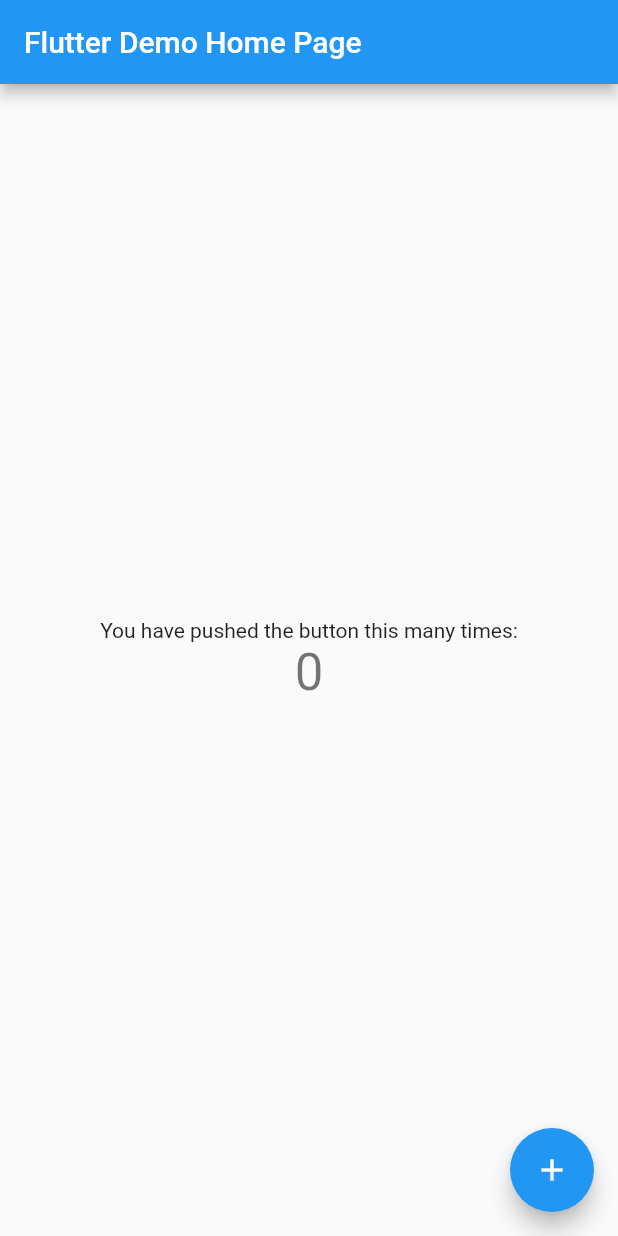
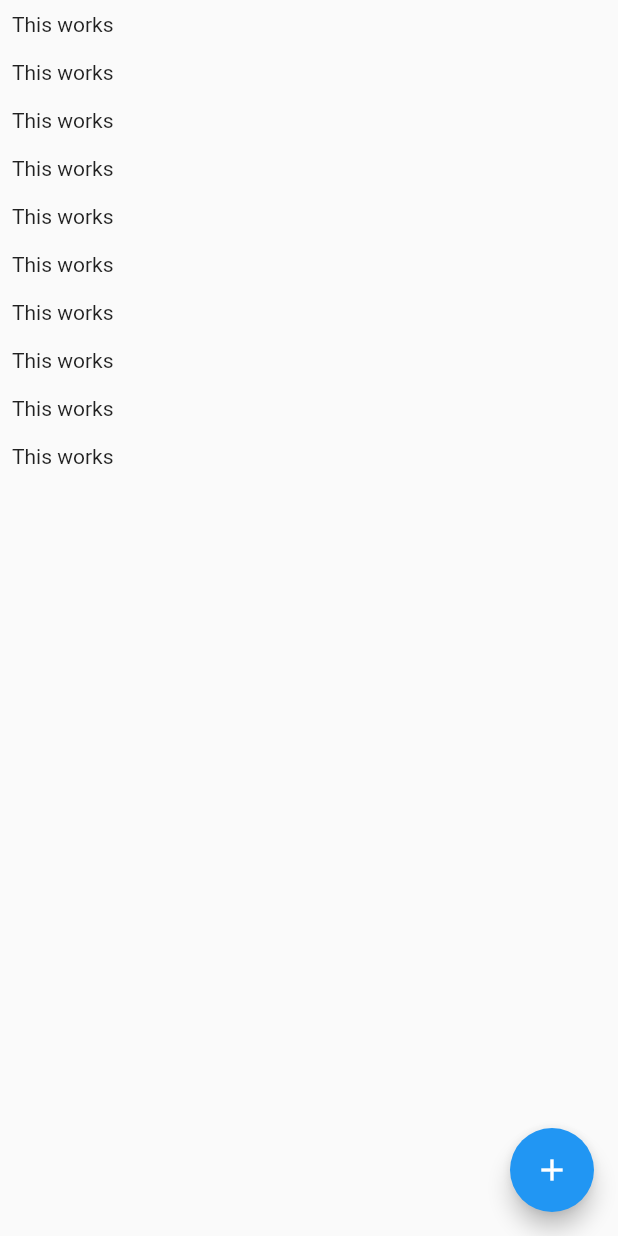
Before and after one commit to ameyd96/Flutter-Apps, a Flutter app: the screen it shows after launch, on a phone screen of 412 x 824 dp. Run offline on Flutter 3.47's test engine with Material 2 defaults, Android fonts, the phone set to English and light mode, and no system bars; our stand-ins replace cloud_firestore; accounts and stored records are empty.

Commit message:
Not completed

```diff
--- a/chat_app/lib/main.dart
+++ b/chat_app/lib/main.dart
@@ -1,4 +1,6 @@
 import 'package:flutter/material.dart';
+
+import './screens/chat_screen.dart';
 
 void main() {
   runApp(MyApp());
@@ -9,105 +11,12 @@
   @override
   Widget build(BuildContext context) {
     return MaterialApp(
-      title: 'Flutter Demo',
+      title: 'Flutter Chat',
       theme: ThemeData(
-        // This is the theme of your application.
-        //
-        // Try running your application with "flutter run". You'll see the
-        // application has a blue toolbar. Then, without quitting the app, try
-        // changing the primarySwatch below to Colors.green and then invoke
-        // "hot reload" (press "r" in the console where you ran "flutter run",
-        // or simply save your changes to "hot reload" in a Flutter IDE).
-        // Notice that the counter didn't reset back to zero; the application
-        // is not restarted.
+
         primarySwatch: Colors.blue,
       ),
-      home: MyHomePage(title: 'Flutter Demo Home Page'),
+      home: ChatScreen(),
     );
   }
 }
-
-class MyHomePage extends StatefulWidget {
-  MyHomePage({Key? key, required this.title}) : super(key: key);
-
-  // This widget is the home page of your application. It is stateful, meaning
-  // that it has a State object (defined below) that contains fields that affect
-  // how it looks.
-
-  // This class is the configuration for the state. It holds the values (in this
-  // case the title) provided by the parent (in this case the App widget) and
-  // used by the build method of the State. Fields in a Widget subclass are
-  // always marked "final".
-
-  final String title;
-
-  @override
-  _MyHomePageState createState() => _MyHomePageState();
-}
-
-class _MyHomePageState extends State<MyHomePage> {
-  int _counter = 0;
-
-  void _incrementCounter() {
-    setState(() {
-      // This call to setState tells the Flutter framework that something has
-      // changed in this State, which causes it to rerun the build method below
-      // so that the display can reflect the updated values. If we changed
-      // _counter without calling setState(), then the build method would not be
-      // called again, and so nothing would appear to happen.
-      _counter++;
-    });
-  }
-
-  @override
-  Widget build(BuildContext context) {
-    // This method is rerun every time setState is called, for instance as done
-    // by the _incrementCounter method above.
-    //
-    // The Flutter framework has been optimized to make rerunning build methods
-    // fast, so that you can just rebuild anything that needs updating rather
-    // than having to individually change instances of widgets.
-    return Scaffold(
-      appBar: AppBar(
-        // Here we take the value from the MyHomePage object that was created by
-        // the App.build method, and use it to set our appbar title.
-        title: Text(widget.title),
-      ),
-      body: Center(
-        // Center is a layout widget. It takes a single child and positions it
-        // in the middle of the parent.
-        child: Column(
-          // Column is also a layout widget. It takes a list of children and
-          // arranges them vertically. By default, it sizes itself to fit its
-          // children horizontally, and tries to be as tall as its parent.
-          //
-          // Invoke "debug painting" (press "p" in the console, choose the
-          // "Toggle Debug Paint" action from the Flutter Inspector in Android
-          // Studio, or the "Toggle Debug Paint" command in Visual Studio Code)
-          // to see the wireframe for each widget.
-          //
-          // Column has various properties to control how it sizes itself and
-          // how it positions its children. Here we use mainAxisAlignment to
-          // center the children vertically; the main axis here is the vertical
-          // axis because Columns are vertical (the cross axis would be
-          // horizontal).
-          mainAxisAlignment: MainAxisAlignment.center,
-          children: <Widget>[
-            Text(
-              'You have pushed the button this many times:',
-            ),
-            Text(
-              '$_counter',
-              style: Theme.of(context).textTheme.headline4,
-            ),
-          ],
-        ),
-      ),
-      floatingActionButton: FloatingActionButton(
-        onPressed: _incrementCounter,
-        tooltip: 'Increment',
-        child: Icon(Icons.add),
-      ), // This trailing comma makes auto-formatting nicer for build methods.
-    );
-  }
-}
--- /dev/null
+++ b/chat_app/lib/screens/chat_screen.dart
@@ -0,0 +1,29 @@
+import 'package:flutter/material.dart';
+
+import 'package:cloud_firestore/cloud_firestore.dart';
+
+
+class ChatScreen extends StatelessWidget {
+  @override
+  Widget build(BuildContext context) {
+    return Scaffold(
+      body: ListView.builder(
+        itemCount: 10,
+        itemBuilder: (ctx, index) => Container(
+          padding: EdgeInsets.all(8),
+          child: Text('This works'),
+        ),
+      ),
+      floatingActionButton: FloatingActionButton(
+        child: Icon(Icons.add),
+        onPressed: () {
+          Firestore.instance
+              .collection('chats/2qsBpIuPxN3reU0ZKOpN/messages')
+              .snapshots().listen((data) {
+                print(data);
+               });
+        },
+      ),
+    );
+  }
+}
--- a/chat_app/pubspec.yaml
+++ b/chat_app/pubspec.yaml
@@ -28,6 +28,7 @@
   # The following adds the Cupertino Icons font to your application.
   # Use with the CupertinoIcons class for iOS style icons.
   cupertino_icons: ^1.0.2
+  cloud_firestore: 0.13.5
 
 dev_dependencies:
   flutter_test:
```
Also changed, not shown: chat_app/lib/screens/auth_screen.dart (added), chat_app/pubspec.lock, 7 other files.
